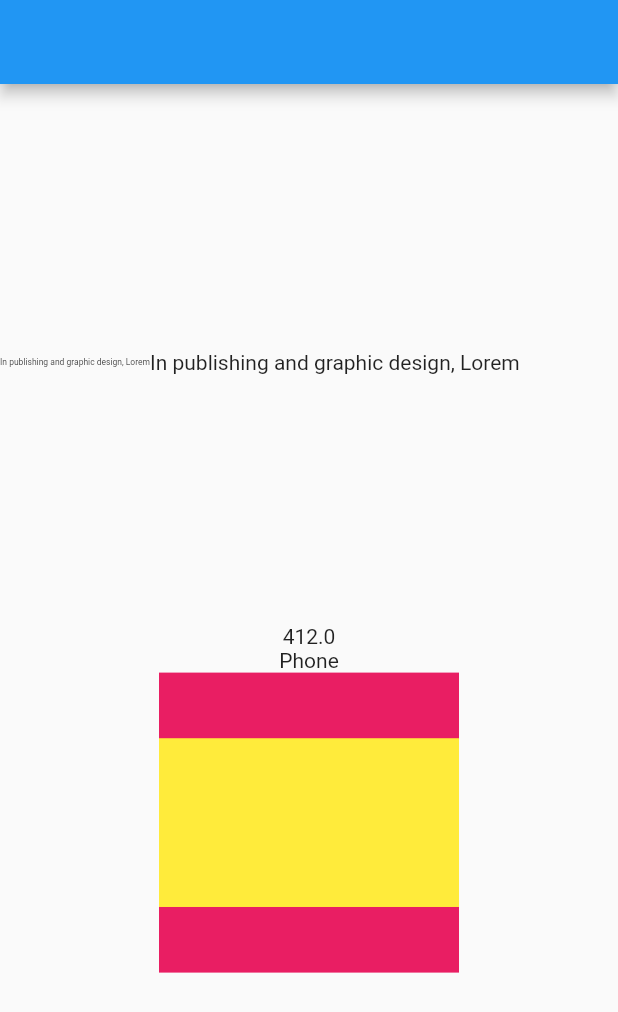
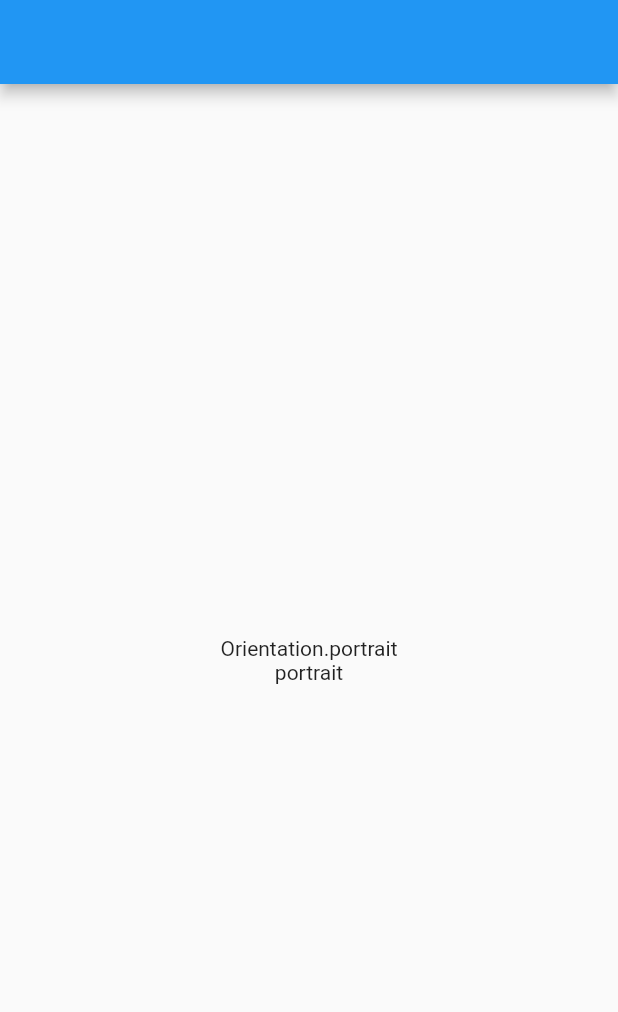
Before and after one commit to RafatMeraz/ostad-flutter-batch-three, a Flutter app: the screen it shows after launch, on a phone screen of 412 x 824 dp. Shown: the top 1012 px of the screen. Run offline on Flutter 3.47's test engine with Material 2 defaults, Android fonts, the light colour scheme and no system bars.

Commit message:
[responsive] module 10 class 2 code added

```diff
--- a/live_class_project/lib/home.dart
+++ b/live_class_project/lib/home.dart
@@ -5,58 +5,36 @@ class HomeScreen extends StatelessWidget {
 
   @override
   Widget build(BuildContext context) {
-    Size size = MediaQuery.sizeOf(context);
+    final or = MediaQuery.orientationOf(context);
+    // final or = MediaQuery.of(context).orientation;
+    print(or);
     return Scaffold(
       appBar: AppBar(),
-      body: LayoutBuilder(
-        builder: (context, constraints) {
-          return Column(
-            mainAxisAlignment: MainAxisAlignment.center,
-            children: [
-              const Row(
+      body: OrientationBuilder(
+        builder: (context, orientation) {
+          /// Portrait
+          /// Landscape
+          if (orientation == Orientation.landscape) {
+            return Center(
+              child: Row(
+                mainAxisAlignment: MainAxisAlignment.center,
                 children: [
-                  /// fitted box
-                  SizedBox(
-                      width: 100,
-                      height: 20,
-                      child: FittedBox(
-                          alignment: Alignment.center,
-                          fit: BoxFit.contain,
-                          child: Text('In publishing and graphic design, Lorem')),
-                  ),
-                  Text('In publishing and graphic design, Lorem'),
+                  Text(orientation.toString()),
+                  Text(orientation.name),
                 ],
               ),
-              SizedBox(height: size.height/5),
-              Text(size.width.toString()),
-              if (constraints.maxWidth > 1600)
-                const Text('Big Desktop screen'),
-              if (constraints.maxWidth > 1200)
-                const Text('Desktop screen'),
-              if (constraints.maxWidth > 700 && constraints.maxWidth < 1200)
-                const Text('tablet'),
-              if (constraints.maxWidth <= 700)
-                const Text('Phone'),
-
-              // FractionallySizedBox(
-              //   heightFactor: 2,
-              // ),
-              /// Aspect Ratio
-              Container(
-                color: Colors.pink,
-                height: 200,
-                width: 200,
-                alignment: Alignment.center,
-                child: AspectRatio(
-                  aspectRatio: 16/9,
-                  child: Container(
-                    color: Colors.yellow,
-                  ),
-                ),
-              ),
-            ],
+            );
+          }
+          return Center(
+            child: Column(
+              mainAxisAlignment: MainAxisAlignment.center,
+              children: [
+                Text(orientation.toString()),
+                Text(orientation.name),
+              ],
+            ),
           );
-        }
+        },
       ),
     );
   }
--- a/live_class_project/lib/main.dart
+++ b/live_class_project/lib/main.dart
@@ -1,5 +1,8 @@
 import 'package:flutter/material.dart';
+// package import
 import 'package:live_class_project/home.dart';
+// relative import
+import 'home.dart';
 
 void main() {
   runApp(const MyApp());
```
